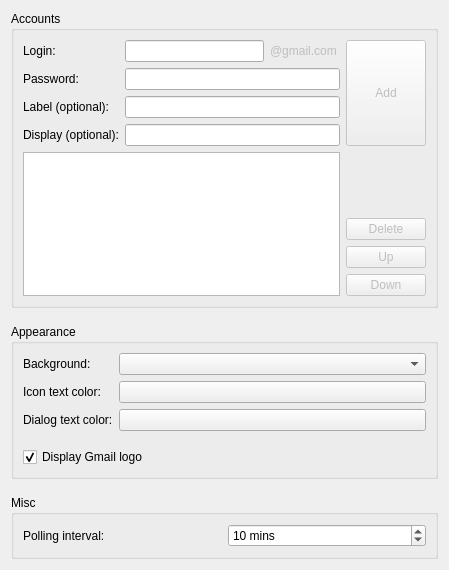
Above: src/applet/gmailnotifierappletconfig.ui from xxsergzzxx/gmailnotifier before the change. Below: the same form after it.
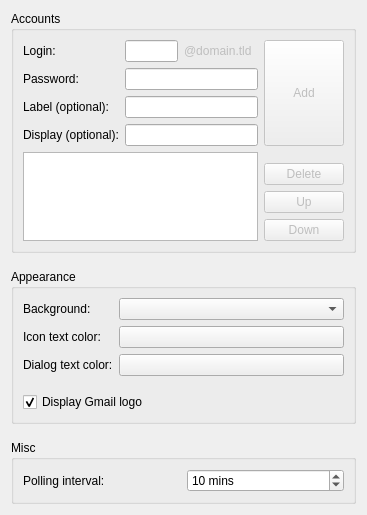
That is the form after the change. Custom widgets are drawn as their Qt base class.

Commit message: - Fix some glitches/layout problems in the CGUI - The "@gmail.com" changes automatically whether the user is in the UK and uses   @googlemail.com (this change is only cosmetic)

Patch:
```diff
--- a/src/applet/gmailnotifierappletconfig.ui
+++ b/src/applet/gmailnotifierappletconfig.ui
@@ -5,8 +5,8 @@
    <rect>
     <x>0</x>
     <y>0</y>
-    <width>449</width>
-    <height>570</height>
+    <width>367</width>
+    <height>515</height>
    </rect>
   </property>
   <property name="windowTitle" >
@@ -51,35 +51,6 @@
             </property>
            </widget>
           </item>
-          <item rowspan="2" row="0" column="1" colspan="2" >
-           <widget class="KLineEdit" name="leLogin" >
-            <property name="toolTip" >
-             <string>Gmail account name</string>
-            </property>
-            <property name="whatsThis" >
-             <string>whatsThis</string>
-            </property>
-            <property name="showClearButton" stdset="0" >
-             <bool>true</bool>
-            </property>
-           </widget>
-          </item>
-          <item rowspan="2" row="0" column="3" >
-           <widget class="QLabel" name="lblGmaildotcom" >
-            <property name="enabled" >
-             <bool>false</bool>
-            </property>
-            <property name="sizePolicy" >
-             <sizepolicy vsizetype="Fixed" hsizetype="Preferred" >
-              <horstretch>0</horstretch>
-              <verstretch>0</verstretch>
-             </sizepolicy>
-            </property>
-            <property name="text" >
-             <string>@gmail.com</string>
-            </property>
-           </widget>
-          </item>
           <item row="2" column="0" >
            <widget class="QLabel" name="lblPassword" >
             <property name="sizePolicy" >
@@ -96,7 +67,7 @@
             </property>
            </widget>
           </item>
-          <item row="2" column="1" colspan="3" >
+          <item row="2" column="1" colspan="2" >
            <widget class="KLineEdit" name="lePassword" >
             <property name="toolTip" >
              <string>Gmail password</string>
@@ -125,7 +96,7 @@
             </property>
            </widget>
           </item>
-          <item row="3" column="1" colspan="3" >
+          <item row="3" column="1" colspan="2" >
            <widget class="KLineEdit" name="leLabel" >
             <property name="toolTip" >
              <string>Gmail label (leave empty for inbox)</string>
@@ -151,7 +122,7 @@
             </property>
            </widget>
           </item>
-          <item row="4" column="1" colspan="3" >
+          <item row="4" column="1" colspan="2" >
            <widget class="KLineEdit" name="leDisplay" >
             <property name="toolTip" >
              <string>Use this if you want to display something other than your login name in the widget</string>
@@ -161,6 +132,39 @@
             </property>
            </widget>
           </item>
+          <item rowspan="2" row="0" column="1" >
+           <layout class="QHBoxLayout" name="horizontalLayout" >
+            <item>
+             <widget class="KLineEdit" name="leLogin" >
+              <property name="toolTip" >
+               <string>Gmail account name</string>
+              </property>
+              <property name="whatsThis" >
+               <string>whatsThis</string>
+              </property>
+              <property name="showClearButton" stdset="0" >
+               <bool>true</bool>
+              </property>
+             </widget>
+            </item>
+            <item>
+             <widget class="QLabel" name="lblAtDomain" >
+              <property name="enabled" >
+               <bool>false</bool>
+              </property>
+              <property name="sizePolicy" >
+               <sizepolicy vsizetype="Fixed" hsizetype="Preferred" >
+                <horstretch>0</horstretch>
+                <verstretch>0</verstretch>
+               </sizepolicy>
+              </property>
+              <property name="text" >
+               <string>@domain.tld</string>
+              </property>
+             </widget>
+            </item>
+           </layout>
+          </item>
          </layout>
         </item>
         <item row="0" column="1" >
```
The commit also changes 1 other file.
